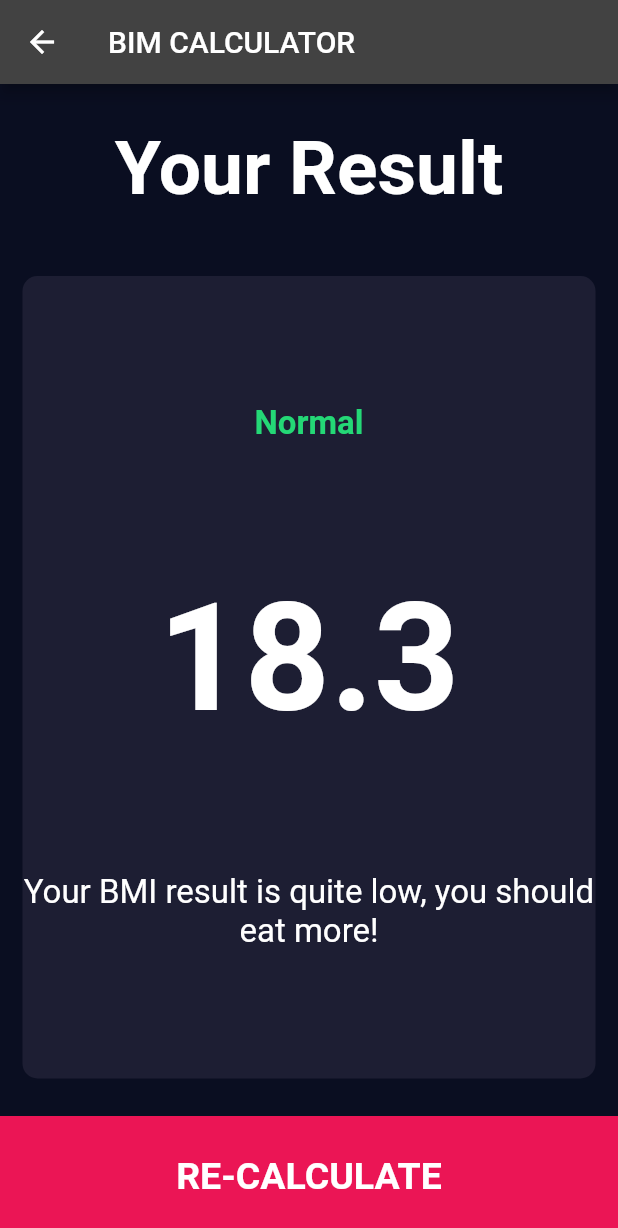
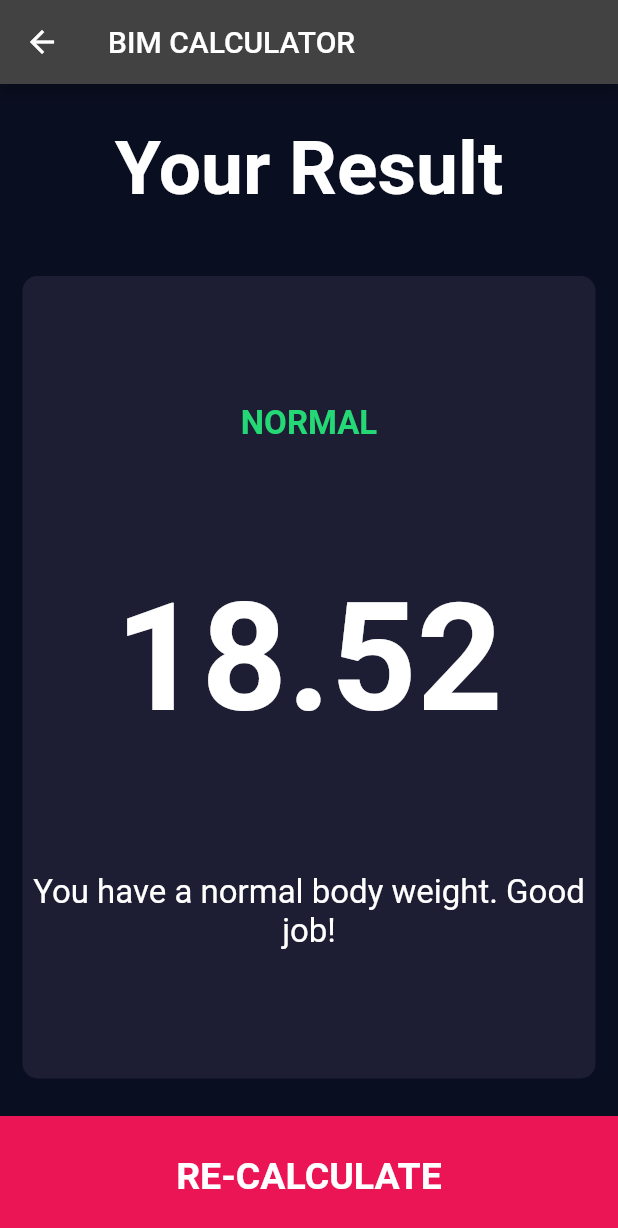
Before and after one commit to flutter-r2/bmi_calculator_flutter, a Flutter app: the screen it shows after launch, after a tap on "CALCULATE", on a phone screen of 412 x 824 dp. Shown: the top 1228 px of the screen. Run offline on Flutter 3.47's test engine with Material 2 defaults, Android fonts, the phone set to English and light mode, and no system bars; our stand-ins replace font_awesome_flutter.

Commit message:
Calculates bmi

```diff
--- /dev/null
+++ b/lib/calculator_brain.dart
@@ -0,0 +1,28 @@
+import 'dart:math';
+
+class CalculatorBrain {
+  CalculatorBrain({required this.height, required this.weight});
+
+  final int height;
+  final int weight;
+
+  late final double _bmi;
+
+  String get bmi {
+    _bmi = weight / pow(height / 100, 2);
+    return _bmi.toStringAsFixed(2);
+  }
+
+  String get result {
+    if (_bmi >= 25) return 'Overweight';
+    if (_bmi > 18.5) return 'Normal';
+    return 'Underweight';
+  }
+
+  String get explanation {
+    if (_bmi >= 25)
+      return 'You have a higher than normal body weight. Try to exercise more.';
+    if (_bmi > 18.5) return 'You have a normal body weight. Good job!';
+    return 'You have a lower than normal body weight. You can eat a bit more.';
+  }
+}
--- a/lib/screens/input_page.dart
+++ b/lib/screens/input_page.dart
@@ -1,3 +1,4 @@
+import 'package:bmi_calculator_flutter/calculator_brain.dart';
 import 'package:bmi_calculator_flutter/components/bottom_button.dart';
 import 'package:bmi_calculator_flutter/screens/results_page.dart';
 import 'package:flutter/material.dart';
@@ -188,9 +189,16 @@ class _InputPageState extends State<InputPage> {
           ),
           BottomButton(
             onTap: () {
+              CalculatorBrain calc =
+                  CalculatorBrain(height: height, weight: weight);
               Navigator.push(
                 context,
-                MaterialPageRoute(builder: (context) => ResultsPage()),
+                MaterialPageRoute(
+                    builder: (context) => ResultsPage(
+                          bmi: calc.bmi,
+                          result: calc.result,
+                          explanation: calc.explanation,
+                        )),
               );
             },
             title: 'CALCULATE',
--- a/lib/screens/results_page.dart
+++ b/lib/screens/results_page.dart
@@ -4,6 +4,14 @@ import 'package:bmi_calculator_flutter/constants.dart';
 import 'package:flutter/material.dart';
 
 class ResultsPage extends StatelessWidget {
+  // ignore: use_key_in_widget_constructors
+  const ResultsPage(
+      {required this.bmi, required this.result, required this.explanation});
+
+  final String bmi;
+  final String result;
+  final String explanation;
+
   @override
   Widget build(BuildContext context) {
     return Scaffold(
@@ -30,17 +38,17 @@ class ResultsPage extends StatelessWidget {
               child: Column(
                 mainAxisAlignment: MainAxisAlignment.spaceEvenly,
                 crossAxisAlignment: CrossAxisAlignment.center,
-                children: const [
+                children: [
                   Text(
-                    'Normal',
+                    result.toUpperCase(),
                     style: kResultTextStyle,
                   ),
                   Text(
-                    '18.3',
+                    bmi,
                     style: kBMITextStyle,
                   ),
                   Text(
-                    'Your BMI result is quite low, you should eat more!',
+                    explanation,
                     textAlign: TextAlign.center,
                     style: kBodyTextStyle,
                   ),
```
